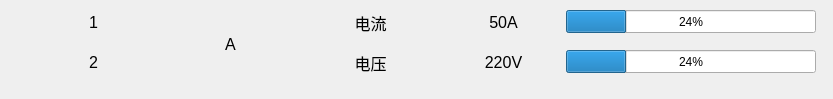
Old version of the form BusBar-Qt/setting/setline/setlineitem.ui in the repository luozhiyong131/BusBar.
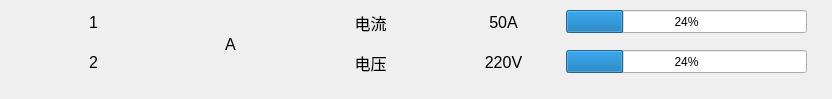
New version of the form. Custom widgets are drawn as their Qt base class.

The edit to the form file:
```diff
--- a/BusBar-Qt/setting/setline/setlineitem.ui
+++ b/BusBar-Qt/setting/setline/setlineitem.ui
@@ -6,7 +6,7 @@
    <rect>
     <x>0</x>
     <y>0</y>
-    <width>833</width>
+    <width>832</width>
     <height>99</height>
    </rect>
   </property>
@@ -66,7 +66,7 @@
     <rect>
      <x>566</x>
      <y>10</y>
-     <width>250</width>
+     <width>241</width>
      <height>23</height>
     </rect>
    </property>
@@ -82,7 +82,7 @@
     <rect>
      <x>566</x>
      <y>50</y>
-     <width>250</width>
+     <width>241</width>
      <height>23</height>
     </rect>
    </property>
```
